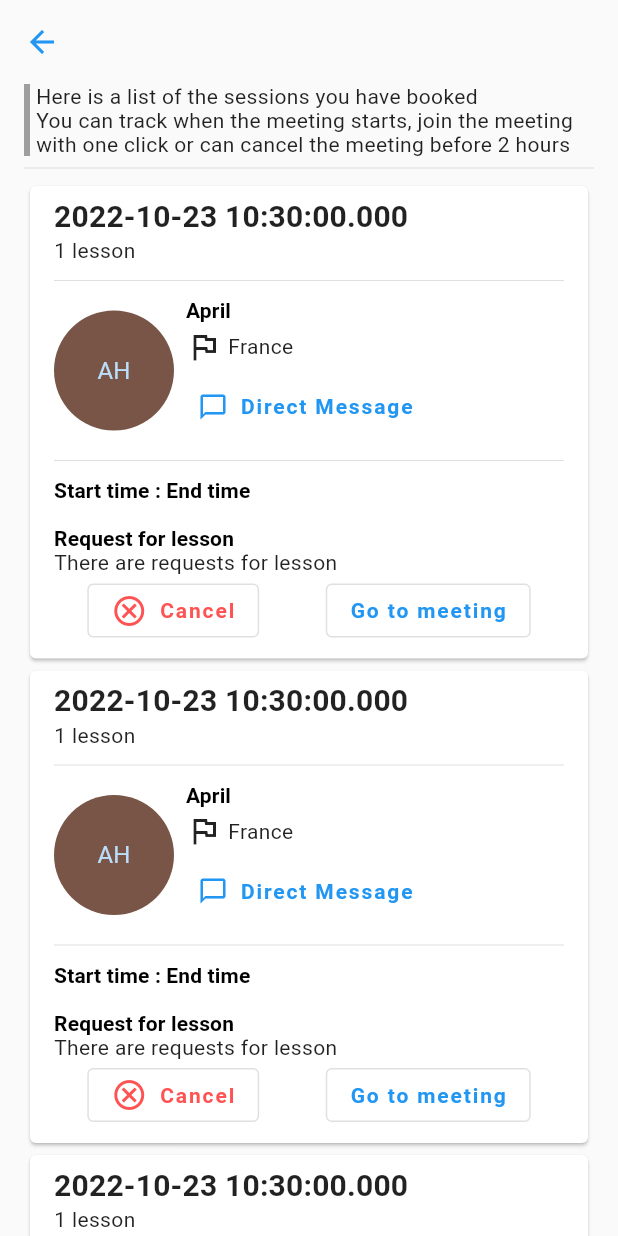
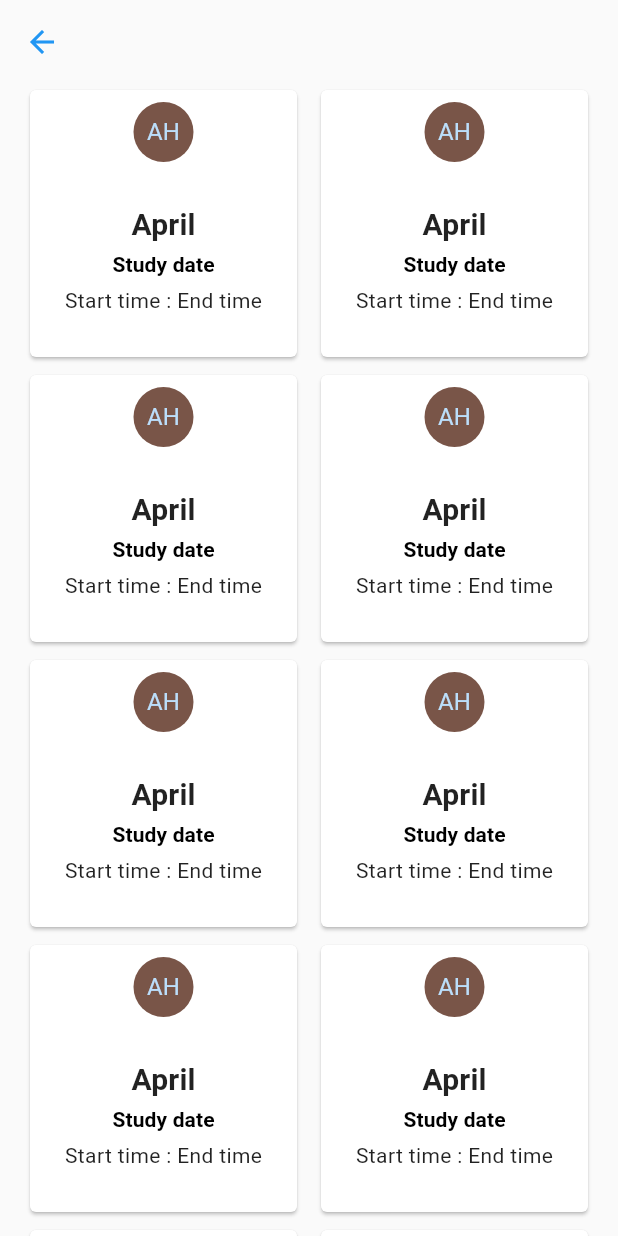
Before and after one commit to DiemUyen/CSC13118_LetTutor, a Flutter app: the SchedulePage screen opened by its route, on a phone screen of 412 x 824 dp. Run offline on Flutter 3.47's test engine with Material 2 defaults, Android fonts, the phone set to English and light mode, and no system bars; our stand-ins replace flutter_rating_bar, font_awesome_flutter.

Commit message:
Update Schedule screens

```diff
--- a/let_tutor/lib/routes.dart
+++ b/let_tutor/lib/routes.dart
@@ -14,6 +14,7 @@ import 'package:let_tutor/routes/profile/history_page.dart';
 import 'package:let_tutor/routes/profile/my_courses_page.dart';
 import 'package:let_tutor/routes/profile/my_profile_page.dart';
 import 'package:let_tutor/routes/profile/profile_home_page.dart';
+import 'package:let_tutor/routes/profile/schedule_detail.dart';
 import 'package:let_tutor/routes/profile/schedule_page.dart';
 import 'package:let_tutor/routes/profile/wallet_page.dart';
 import 'package:let_tutor/routes/setting_page.dart';
@@ -51,6 +52,7 @@ class RouteGenerator {
   static const String myProfilePage = '/myProfile';
   static const String myWalletPage = '/myWallet';
   static const String mySchedulePage = '/mySchedule';
+  static const String scheduleDetailPage = '/scheduleDetail';
   static const String myHistoryPage = '/myHistory';
   static const String historyDetailPage = '/historyDetail';
   static const String myCoursesPage = '/myCourses';
@@ -135,6 +137,10 @@ class RouteGenerator {
         return MaterialPageRoute(
           builder: (context) => const SchedulePage(),
         );
+      case scheduleDetailPage:
+        return MaterialPageRoute(
+          builder: (context) => const ScheduleDetail(),
+        );
       case myHistoryPage:
         return MaterialPageRoute(
           builder: (context) => const HistoryPage(),
--- a/let_tutor/lib/routes/profile/history_page.dart
+++ b/let_tutor/lib/routes/profile/history_page.dart
@@ -1,6 +1,6 @@
 import 'package:flutter/material.dart';
 import 'package:let_tutor/routes.dart';
-import 'package:let_tutor/widgets/history_card.dart';
+import 'package:let_tutor/widgets/lesson_card.dart';
 
 class HistoryPage extends StatefulWidget {
   const HistoryPage({Key? key}) : super(key: key);
@@ -45,7 +45,7 @@ class _HistoryPageState extends State<HistoryPage> {
                   onTap: () {
                     Navigator.pushNamed(context, RouteGenerator.historyDetailPage);
                   },
-                  child: const HistoryCard()
+                  child: const LessonCard()
                 );
               },
             ),
--- a/let_tutor/lib/routes/profile/schedule_page.dart
+++ b/let_tutor/lib/routes/profile/schedule_page.dart
@@ -1,5 +1,6 @@
 import 'package:flutter/material.dart';
-import 'package:let_tutor/widgets/schedule_card.dart';
+import 'package:let_tutor/routes.dart';
+import 'package:let_tutor/widgets/lesson_card.dart';
 
 class SchedulePage extends StatefulWidget {
   const SchedulePage({Key? key}) : super(key: key);
@@ -9,56 +10,47 @@ class SchedulePage extends StatefulWidget {
 }
 
 class _SchedulePageState extends State<SchedulePage> {
+
+  var crossAxisCount = 2;
+
   @override
   Widget build(BuildContext context) {
     return SafeArea(
       child: Scaffold(
         appBar: AppBar(),
-        body: SingleChildScrollView(
+        body: LayoutBuilder(builder: (context, constraints) {
+          if (constraints.maxWidth > 1600) {
+            crossAxisCount = 8;
+          }
+          else if (constraints.maxWidth > 800) {
+            crossAxisCount = 4;
+          }
+          else {
+            crossAxisCount = 2;
+          }
+
+          return Padding(
             padding: const EdgeInsets.symmetric(horizontal: 16),
-          child: Column(
-            crossAxisAlignment: CrossAxisAlignment.start,
-            children: [
-              // Introduction
-              Align(
-                alignment: Alignment.centerLeft,
-                child: Row(
-                  children: [
-                    SizedBox(
-                      width: 4,
-                      height: 48,
-                      child: Container(color: Colors.grey,),
+            child: GridView.builder(
+              gridDelegate: SliverGridDelegateWithFixedCrossAxisCount(
+                  mainAxisSpacing: 4,
+                  crossAxisSpacing: 8,
+                  crossAxisCount: crossAxisCount
               ),
-                    const SizedBox(width: 4,),
-                    Expanded(
-                      child: Column(
-                        crossAxisAlignment: CrossAxisAlignment.start,
-                        children: const [
-                          Text('Here is a list of the sessions you have booked'),
-                          Text(
-                            'You can track when the meeting starts, join the meeting with one click or can cancel the meeting before 2 hours',
-                          )
-                        ],
-                      ),
-                    ),
-                  ],
-                ),
-              ),
-              const Divider(),
-
-              // List schedule sessions
-              ListView.builder(
               shrinkWrap: true,
               scrollDirection: Axis.vertical,
-                physics: const NeverScrollableScrollPhysics(),
               itemCount: 10,
               itemBuilder: (context, index) {
-                  return const ScheduleCard();
+                return GestureDetector(
+                    onTap: () {
+                      Navigator.pushNamed(context, RouteGenerator.scheduleDetailPage);
                     },
-              )
-            ],
+                    child: const LessonCard()
+                );
+              },
             ),
-        ),
+          );
+        }),
       ),
     );
   }
--- a/let_tutor/lib/widgets/history_card.dart
+++ b/let_tutor/lib/widgets/lesson_card.dart
@@ -1,7 +1,7 @@
 import 'package:flutter/material.dart';
 
-class HistoryCard extends StatelessWidget {
-  const HistoryCard({Key? key}) : super(key: key);
+class LessonCard extends StatelessWidget {
+  const LessonCard({Key? key}) : super(key: key);
 
   @override
   Widget build(BuildContext context) {
--- a/let_tutor/lib/widgets/schedule_card.dart
+++ /dev/null
@@ -1,134 +0,0 @@
-import 'package:flutter/material.dart';
-
-class ScheduleCard extends StatefulWidget {
-  const ScheduleCard({Key? key}) : super(key: key);
-
-  @override
-  State<ScheduleCard> createState() => _ScheduleCardState();
-}
-
-class _ScheduleCardState extends State<ScheduleCard> {
-
-  var canEdit = false;
-
-  Widget inforTutor(BuildContext context, String tutorName, IconData flag, String nationality) {
-    return Row(
-      children: [
-        const CircleAvatar(
-          backgroundColor: Colors.brown,
-          radius: 40,
-          child: Text('AH'),
-        ),
-        Padding(
-          padding: const EdgeInsets.symmetric(horizontal: 8),
-          child: Column(
-            crossAxisAlignment: CrossAxisAlignment.start,
-            children: [
-              Text(tutorName, style: Theme.of(context).textTheme.subtitle2,),
-              const SizedBox(height: 4,),
-              Row(
-                children: [
-                  Icon(flag),
-                  const SizedBox(width: 4,),
-                  Text(nationality)
-                ],
-              ),
-              const SizedBox(height: 4,),
-              TextButton.icon(
-                icon: const Icon(Icons.chat_bubble_outline, size: 20,),
-                label: const Text('Direct Message'),
-                onPressed: () { },
-              )
-            ],
-          ),
-        )
-      ],
-    );
-  }
-
-  Widget notes(BuildContext context) {
-    return Container(
-      child: Stack(
-        children: [
-          Row(
-            children: [
-              Column(
-                crossAxisAlignment: CrossAxisAlignment.start,
-                children: [
-                  Text('Start time : End time', style: Theme.of(context).textTheme.subtitle2,),
-                  const SizedBox(height: 16,),
-                  Text('Request for lesson', style: Theme.of(context).textTheme.subtitle2,),
-                  const Text('There are requests for lesson'),
-                  // TODO: UI for edit request
-                  //'Currently there are no requests for this class'
-                ],
-              )
-            ],
-          ),
-
-        ],
-      ),
-    );
-  }
-
-  @override
-  Widget build(BuildContext context) {
-    return Card(
-      child: Padding(
-        padding: const EdgeInsets.symmetric(vertical: 8.0, horizontal: 16),
-        child: Stack(
-          children: [
-            Positioned.fill(
-              top: 8,
-              child: Align(
-                alignment: Alignment.bottomCenter,
-                child: Row(
-                  mainAxisAlignment: MainAxisAlignment.spaceAround,
-                  children: [
-                    OutlinedButton.icon(
-                      icon: const Icon(Icons.cancel_outlined, color: Colors.redAccent,),
-                      label: const Text('Cancel', style: TextStyle(color: Colors.redAccent),),
-                      onPressed: () { },
-                    ),
-                    OutlinedButton(
-                      child: const Text('Go to meeting'),
-                      onPressed: () { },
-                    ),
-                  ],
-                ),
-              ),
-            ),
-            Column(
-              children: [
-                // Date and time schedule
-                Align(
-                  alignment: Alignment.centerLeft,
-                  child: Text('${DateTime.now()}', style: Theme.of(context).textTheme.headline6,),
-                ),
-                const SizedBox(height: 4,),
-                const Align(
-                  alignment: Alignment.centerLeft,
-                  child: Text('1 lesson'),
-                ),
-                const SizedBox(height: 4,),
-                const Divider(),
-                const SizedBox(height: 4,),
-
-                // Information of tutor
-                inforTutor(context, 'April', Icons.flag_outlined, 'France'),
-                const SizedBox(height: 4,),
-                const Divider(),
-                const SizedBox(height: 4,),
-
-                // Notes
-                notes(context),
-
-                const SizedBox(height: 48,)
-              ],
-            ),
-          ]
-        ),
-      ),
-    );
-  }
-}
```
Also changed, not shown: let_tutor/lib/routes/profile/schedule_detail.dart (added, +218 -0 lines). Lines whose indentation alone changed are shown as unchanged.
